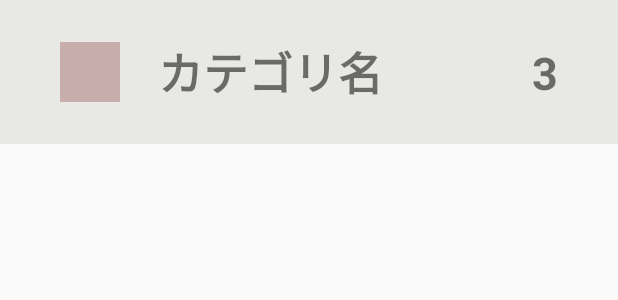
After one commit to amefure/Android-LinkMark, an Android app: the layout fragment_category_item.xml on its own in the app's theme, with its tools: preview values and no code run, on a phone screen of 412 x 824 dp. The commit adds this screen. Shown: the top 300 px of the screen. Run offline under Robolectric (Android 15) with nearby library versions, the phone set to English and light mode, and no system bars.

Commit message:
カテゴリリストの実装(リサイクルビュー)

```diff
--- a/app/src/main/java/com/amefure/linkmark/Repository/Room/RootRepository.kt
+++ b/app/src/main/java/com/amefure/linkmark/Repository/Room/RootRepository.kt
@@ -4,6 +4,7 @@ import android.content.Context
 import com.amefure.linkmark.Repository.Room.Database.AppDatabase
 import com.amefure.linkmark.Model.Category
 import com.amefure.linkmark.Model.Locator
+import com.amefure.linkmark.ViewModel.RootApplication
 import io.reactivex.disposables.CompositeDisposable
 import java.util.Date
 
@@ -13,7 +14,7 @@ class RootRepository (context: Context) {
     // Dao
     private val categoryDao = AppDatabase.getDatabase(context).categoryDao()
     private val locatorDao = AppDatabase.getDatabase(context).locatorDao()
-
+    private  var dd = context.applicationContext as RootApplication
     // カテゴリ追加
     public fun insertCategory(name: String, color: String, order: Int) {
         val category = Category(
--- a/app/src/main/java/com/amefure/linkmark/ViewModel/CategoryViewModel.kt
+++ b/app/src/main/java/com/amefure/linkmark/ViewModel/CategoryViewModel.kt
@@ -27,6 +27,7 @@ class CategoryViewModel(app: Application) : RootViewModel(app) {
             val order = _categoryList.value?.size ?: 0
             rootRepository.insertCategory(name, color, order)
         }
+        fetchAllCategorys()
     }
 
 //    public fun updateCategory(id: Int, name:String, returnFlag: Boolean ,current: Boolean, amountSum: Long) {
--- /dev/null
+++ b/app/src/main/res/layout/fragment_category_item.xml
@@ -0,0 +1,48 @@
+<?xml version="1.0" encoding="utf-8"?>
+<androidx.constraintlayout.widget.ConstraintLayout xmlns:android="http://schemas.android.com/apk/res/android"
+    xmlns:app="http://schemas.android.com/apk/res-auto"
+    xmlns:tools="http://schemas.android.com/tools"
+    android:layout_width="match_parent"
+    android:layout_height="wrap_content"
+    android:background="@color/ex_thema"
+    android:padding="20dp">
+
+
+    <View
+        android:id="@+id/category_color"
+        android:layout_width="40dp"
+        android:layout_height="40dp"
+        android:layout_marginStart="20dp"
+        android:background="@color/ex_red"
+        app:cornerRadius="20dp"
+        app:layout_constraintBottom_toBottomOf="parent"
+        app:layout_constraintStart_toStartOf="parent"
+        app:layout_constraintTop_toTopOf="parent" />
+
+    <TextView
+        android:id="@+id/category_name"
+        android:layout_width="0dp"
+        android:layout_height="wrap_content"
+        android:layout_marginStart="20dp"
+        android:padding="5dp"
+        android:text="カテゴリ名"
+        android:textSize="30sp"
+        android:textStyle="bold"
+        app:layout_constraintBottom_toBottomOf="parent"
+        app:layout_constraintStart_toEndOf="@+id/category_color"
+        app:layout_constraintTop_toTopOf="parent" />
+
+    <TextView
+        android:id="@+id/link_count_label"
+        android:layout_width="wrap_content"
+        android:layout_height="wrap_content"
+        android:layout_marginEnd="20dp"
+        android:text="3"
+        android:textSize="30sp"
+        android:textStyle="bold"
+        app:layout_constraintBottom_toBottomOf="parent"
+        app:layout_constraintEnd_toEndOf="parent"
+        app:layout_constraintTop_toTopOf="parent" />
+
+
+</androidx.constraintlayout.widget.ConstraintLayout>
```
Also changed, not shown: app/src/main/java/com/amefure/linkmark/View/Category/CategoryAdapter.kt (added, +37 -0 lines), app/src/main/java/com/amefure/linkmark/View/Category/CategoryItemFragment.kt (added, +18 -0 lines), app/src/main/java/com/amefure/linkmark/View/Category/CategoryListFragment.kt (+15 -3 lines), app/src/main/java/com/amefure/linkmark/ViewModel/RootApplication.kt (+8 -0 lines), app/src/main/res/layout/fragment_category_list.xml (+10 -0 lines).
